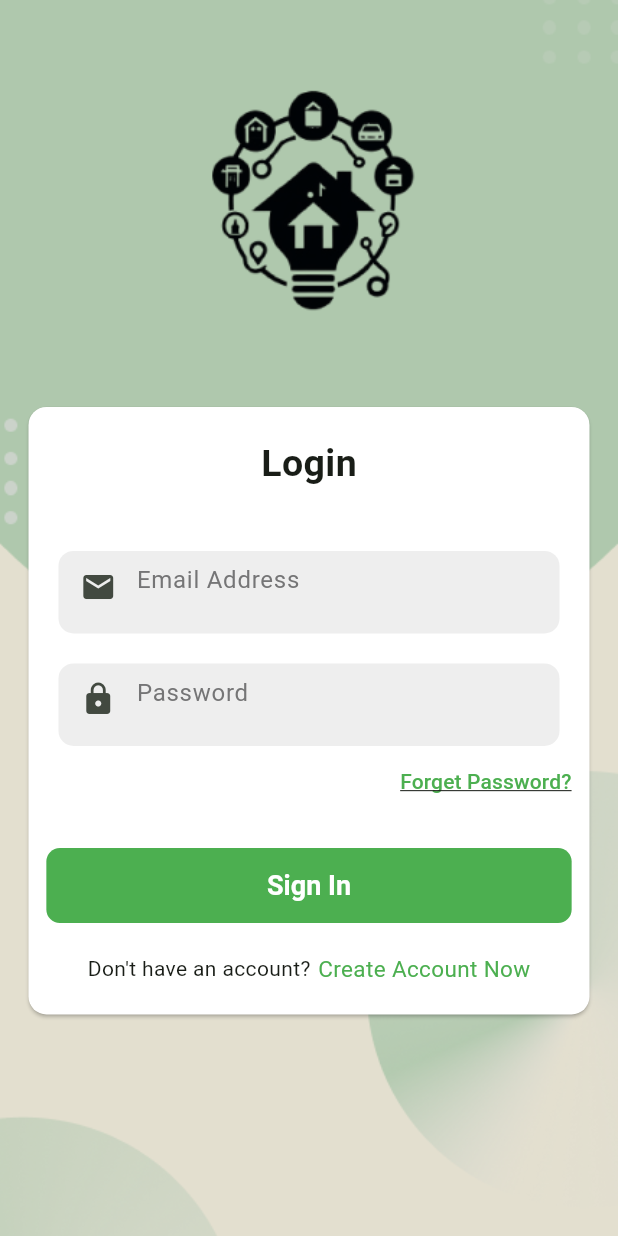
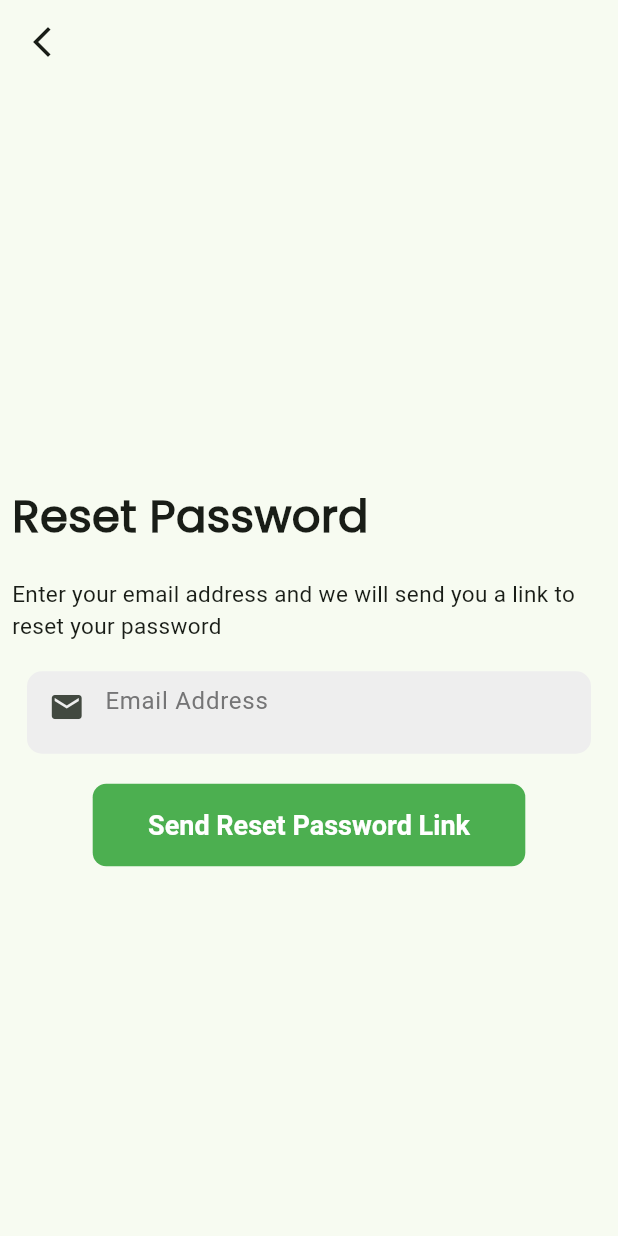
Before and after one commit to med-rami-dev/ekrili, a Flutter app: the LoginView screen opened by its route, after a tap on "Forget Password?", on a phone screen of 412 x 824 dp. Run offline on Flutter 3.47's test engine with Material 3 defaults, Android fonts, the phone set to English and light mode, and no system bars; our stand-ins replace flutter_animate, flutter_carousel_widget, go_router, google_nav_bar, readmore.

Commit message:
add reset password view

```diff
--- a/lib/core/utils/app_router.dart
+++ b/lib/core/utils/app_router.dart
@@ -1,5 +1,6 @@
 import 'package:ekrili/features/auth/presentation/view/login_view.dart';
 import 'package:ekrili/features/auth/presentation/view/register_view.dart';
+import 'package:ekrili/features/auth/presentation/view/reset_password_view.dart';
 import 'package:ekrili/features/listing/presentation/view/listing_details_view.dart';
 import 'package:ekrili/features/splash/presentation/view/splash_view.dart';
 import 'package:ekrili/main_routing_view.dart';
@@ -15,7 +16,7 @@ abstract class AppRouter {
   static const registerView = '/auth/register';
   static const searchView = '/searchView';
   static const listingDetails = '/listingDetailsView';
-
+  static const forgetPasswordView = '/forgetPasswordView';
   //? private Navigators Keys:
   static final _rootNavigatorKey = GlobalKey<NavigatorState>();
 
@@ -49,5 +50,10 @@ abstract class AppRouter {
           pageBuilder: (context, state) =>
               const MaterialPage(child: ListingDetailsView()),
         ),
+        GoRoute(
+          path: forgetPasswordView,
+          pageBuilder: (context, state) =>
+              const MaterialPage(child: ResetPasswordView()),
+        ),
       ]);
 }
--- a/lib/features/auth/presentation/view/register_view.dart
+++ b/lib/features/auth/presentation/view/register_view.dart
@@ -8,6 +8,7 @@ class RegisterView extends StatelessWidget {
   @override
   Widget build(BuildContext context) {
     return const Scaffold(
+
       backgroundColor: kSecondaryColor,
       body: RegisterViewBodyW(),
     );
--- /dev/null
+++ b/lib/features/auth/presentation/view/reset_password_view.dart
@@ -0,0 +1,90 @@
+import 'package:ekrili/core/utils/screen_size.dart';
+import 'package:ekrili/core/widgets/custom_button.dart';
+import 'package:ekrili/features/auth/presentation/view/widgets/custom_text_field.dart';
+import 'package:flutter/material.dart';
+
+class ResetPasswordView extends StatelessWidget {
+  const ResetPasswordView({super.key});
+
+  @override
+  Widget build(BuildContext context) {
+    return Scaffold(
+      body: const ResetPasswordBodyW(),
+      appBar: AppBar(
+          leading: IconButton(
+        icon: const Icon(Icons.arrow_back_ios_new),
+        onPressed: () {
+          Navigator.pop(context);
+        },
+      )),
+    );
+  }
+}
+
+class ResetPasswordBodyW extends StatelessWidget {
+  const ResetPasswordBodyW({super.key});
+
+  @override
+  Widget build(BuildContext context) {
+    return Padding(
+      padding: const EdgeInsets.symmetric(horizontal: 8.0),
+      child: Column(
+        crossAxisAlignment: CrossAxisAlignment.start,
+        mainAxisAlignment: MainAxisAlignment.center,
+        children: [
+          const SizedBox(
+            height: 20,
+          ),
+          const Text(
+            'Reset Password',
+            style: TextStyle(
+                fontSize: 30,
+                fontWeight: FontWeight.bold,
+                fontFamily: 'Poppins'),
+          ),
+          const SizedBox(
+            height: 20,
+          ),
+          const Text(
+            'Enter your email address and we will send you a link to reset your password',
+            style: TextStyle(
+              fontSize: 15,
+            ),
+          ),
+          const SizedBox(
+            height: 20,
+          ),
+          Padding(
+            padding: const EdgeInsets.symmetric(horizontal: 10.0),
+            child: CustomTextField(
+                labelText: 'Email Address',
+                controller: TextEditingController(),
+                isPassword: false,
+                keyboardType: TextInputType.emailAddress,
+                displayIcon: true,
+                focusBorder: InputBorder.none,
+                enableBorder: InputBorder.none,
+                prefixIcon: const Icon(Icons.email)),
+          ),
+          const SizedBox(
+            height: 20,
+          ),
+          Align(
+            alignment: Alignment.center,
+            child: SizedBox(
+              width: ScreenSize.screenWidth * 0.7,
+              height: 55,
+              child: CustomButton(
+                text: 'Send Reset Password Link',
+                onPressed: () {
+                  //? Add the logic here to send the reset password link
+                },
+                color: Colors.green,
+              ),
+            ),
+          )
+        ],
+      ),
+    );
+  }
+}
--- a/lib/features/auth/presentation/view/widgets/login_body.dart
+++ b/lib/features/auth/presentation/view/widgets/login_body.dart
@@ -1,7 +1,9 @@
+import 'package:ekrili/core/utils/app_router.dart';
 import 'package:ekrili/core/utils/assets_path.dart';
 import 'package:ekrili/core/utils/screen_size.dart';
 import 'package:ekrili/features/auth/presentation/view/widgets/login_register_widget.dart';
 import 'package:flutter/material.dart';
+import 'package:go_router/go_router.dart';
 
 class LoginViewBodyW extends StatelessWidget {
   const LoginViewBodyW({super.key});
@@ -33,11 +35,15 @@ class LoginViewBodyW extends StatelessWidget {
                     emailController: TextEditingController(),
                     passwordController: TextEditingController(),
                     actionText: '',
-                    forgetPasswordOnPressed: () {},
+                    forgetPasswordOnPressed: () {
+                      context.push(AppRouter.forgetPasswordView);
+                    },
                     onPressed: () {},
                     thirdText: 'Create Account Now',
                     beforeThirdText: 'Don\'t have an account?',
-                    thirdTextOnPressed: () {},
+                    thirdTextOnPressed: () {
+                      context.push(AppRouter.registerView);
+                    },
                   ),
                 ],
               ),
--- a/lib/features/auth/presentation/view/widgets/login_register_widget.dart
+++ b/lib/features/auth/presentation/view/widgets/login_register_widget.dart
@@ -20,7 +20,8 @@ class LoginRegisterW extends StatefulWidget {
       this.forgetPasswordOnPressed,
       required this.thirdText,
       required this.beforeThirdText,
-      required this.thirdTextOnPressed});
+      required this.thirdTextOnPressed,
+      this.phoneNumberController});
   final String formTitle;
   final String beforeThirdText;
   final String thirdText;
@@ -35,8 +36,8 @@ class LoginRegisterW extends StatefulWidget {
   Color buttonColor;
   final TextEditingController emailController;
   final TextEditingController passwordController;
-  late TextEditingController? userNameController;
-
+  final TextEditingController? userNameController;
+  final TextEditingController? phoneNumberController;
   @override
   State<LoginRegisterW> createState() => _LoginRegisterWState();
 }
@@ -71,19 +72,37 @@ class _LoginRegisterWState extends State<LoginRegisterW> {
             ),
             const SizedBox(height: kPrimaryHeightBetweenW),
             widget.isRegister
-                ? Padding(
+                ? Column(
+                    children: [
+                      Padding(
                           padding: const EdgeInsets.symmetric(horizontal: 20),
                           child: CustomTextField(
                             prefixIcon: const Icon(Icons.person),
                             labelText: 'User Name',
                             enableBorder: InputBorder.none,
                             focusBorder: InputBorder.none,
-                      controller:
-                          widget.userNameController ?? TextEditingController(),
+                            controller: widget.userNameController ??
+                                TextEditingController(),
                             isPassword: false,
                             keyboardType: TextInputType.text,
                             displayIcon: true,
-                    ))
+                          )),
+                      const SizedBox(height: kPrimaryHeightBetweenW),
+                      Padding(
+                          padding: const EdgeInsets.symmetric(horizontal: 20),
+                          child: CustomTextField(
+                            prefixIcon: const Icon(Icons.phone),
+                            labelText: 'Phone Number',
+                            enableBorder: InputBorder.none,
+                            focusBorder: InputBorder.none,
+                            controller: widget.phoneNumberController ??
+                                TextEditingController(),
+                            isPassword: false,
+                            keyboardType: TextInputType.text,
+                            displayIcon: true,
+                          )),
+                    ],
+                  )
                 : const SizedBox(),
             const SizedBox(height: kPrimaryHeightBetweenW),
             Padding(
--- a/lib/features/auth/presentation/view/widgets/register_body.dart
+++ b/lib/features/auth/presentation/view/widgets/register_body.dart
@@ -1,7 +1,9 @@
+import 'package:ekrili/core/utils/app_router.dart';
 import 'package:ekrili/core/utils/assets_path.dart';
 import 'package:ekrili/core/utils/screen_size.dart';
 import 'package:ekrili/features/auth/presentation/view/widgets/login_register_widget.dart';
 import 'package:flutter/material.dart';
+import 'package:go_router/go_router.dart';
 
 class RegisterViewBodyW extends StatelessWidget {
   const RegisterViewBodyW({super.key});
@@ -38,7 +40,9 @@ class RegisterViewBodyW extends StatelessWidget {
                     onPressed: () {},
                     thirdText: 'Login Now',
                     beforeThirdText: 'Already have an account?',
-                    thirdTextOnPressed: () {},
+                    thirdTextOnPressed: () {
+                      context.push(AppRouter.loginView);
+                    },
                   ),
                 ],
               ),
--- a/lib/features/splash/presentation/view/widgets/splash_body.dart
+++ b/lib/features/splash/presentation/view/widgets/splash_body.dart
@@ -20,7 +20,7 @@ class _SplashBodyWState extends State<SplashBodyW>
   void initState() {
     super.initState();
     Timer(const Duration(seconds: 3), () {
-      GoRouter.of(context).go(AppRouter.mainRoutingView);
+      GoRouter.of(context).go(AppRouter.registerView);
     });
   }
 
```
Lines whose indentation alone changed are shown as unchanged.
